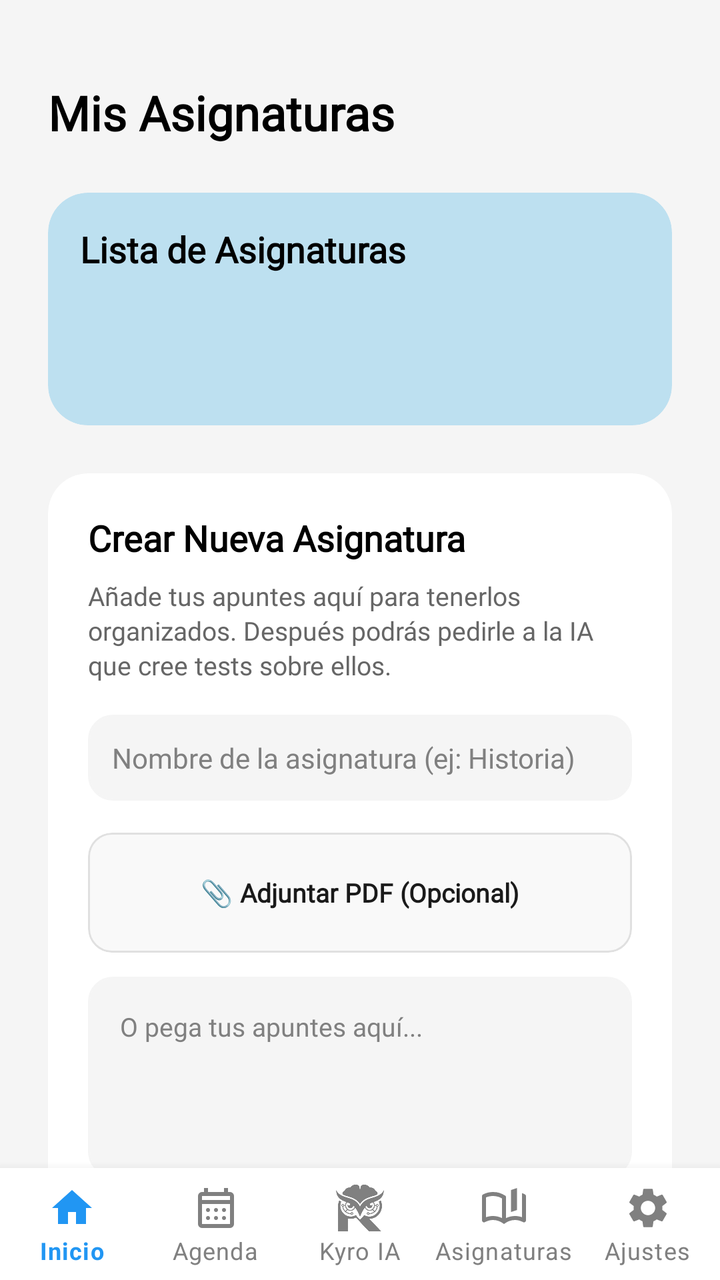
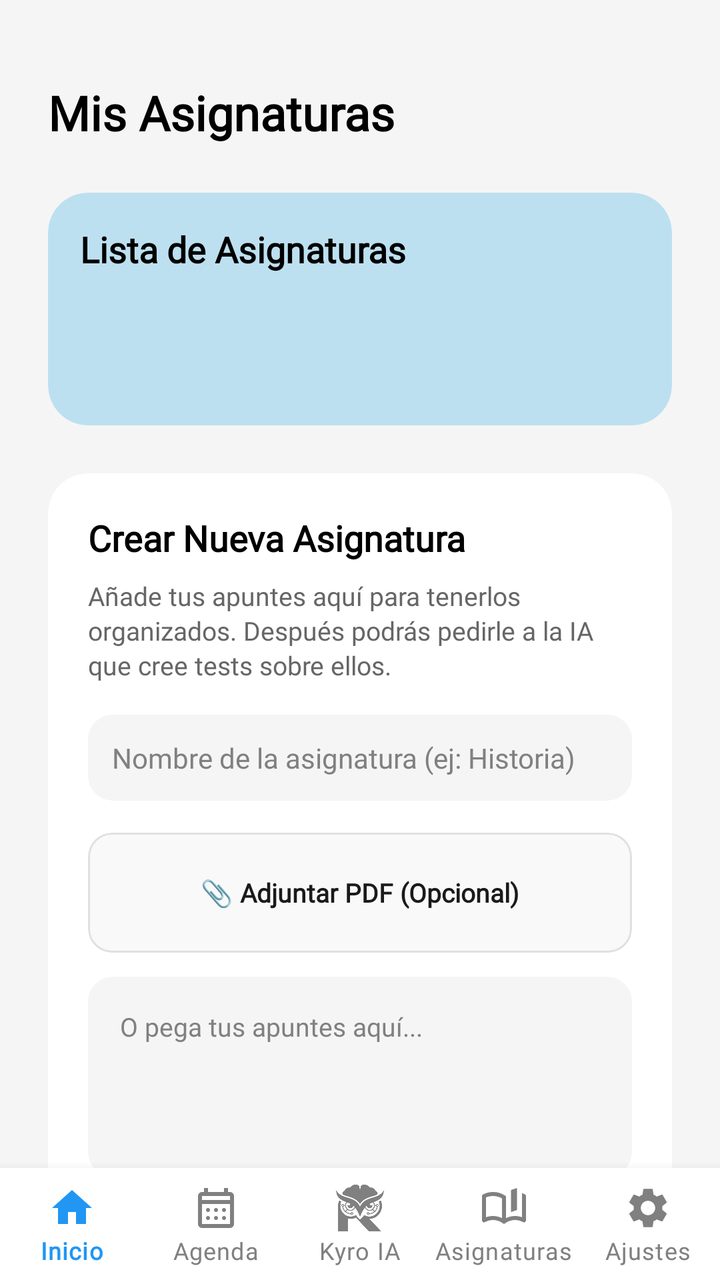

The first picture is an Android layout as it rendered before a commit; the second is the same layout after the commit. The layout source and the unified diff follow.
<!-- AndroidManifest.xml: activity theme Theme.MaterialComponents.Light.NoActionBar -->
<!-- res/layout/activity_asignatura.xml -->
<?xml version="1.0" encoding="utf-8"?>
<androidx.constraintlayout.widget.ConstraintLayout
    xmlns:android="http://schemas.android.com/apk/res/android"
    xmlns:app="http://schemas.android.com/apk/res-auto"
    xmlns:tools="http://schemas.android.com/tools"
    android:layout_width="match_parent"
    android:layout_height="match_parent"
    android:background="#F5F5F5"
    android:fitsSystemWindows="true">

    <androidx.core.widget.NestedScrollView
        android:layout_width="0dp"
        android:layout_height="0dp"
        android:fillViewport="true"
        app:layout_constraintTop_toTopOf="parent"
        app:layout_constraintStart_toStartOf="parent"
        app:layout_constraintEnd_toEndOf="parent"
        app:layout_constraintBottom_toTopOf="@id/bottomNavigation">

        <androidx.constraintlayout.widget.ConstraintLayout
            android:layout_width="match_parent"
            android:layout_height="wrap_content"
            android:padding="24dp">

            <TextView
                android:id="@+id/tvTitulo"
                android:layout_width="wrap_content"
                android:layout_height="wrap_content"
                android:text="@string/asignatura_titulo_mis_asignaturas"
                android:fontFamily="@font/poppins"
                android:textColor="#000000"
                android:textSize="24sp"
                android:textStyle="bold"
                android:layout_marginTop="16dp"
                app:layout_constraintTop_toTopOf="parent"
                app:layout_constraintStart_toStartOf="parent"/>

            <com.google.android.material.card.MaterialCardView
                android:id="@+id/contenedorAsignaturas"
                android:layout_width="match_parent"
                android:layout_height="wrap_content"
                android:layout_marginTop="24dp"
                app:cardCornerRadius="20dp"
                app:cardElevation="0dp"
                app:strokeWidth="0dp"
                app:cardBackgroundColor="#BDE0F0"
                app:layout_constraintTop_toBottomOf="@id/tvTitulo">

                <LinearLayout
                    android:layout_width="match_parent"
                    android:layout_height="wrap_content"
                    android:orientation="vertical"
                    android:padding="16dp">

                    <TextView
                        android:layout_width="wrap_content"
                        android:layout_height="wrap_content"
                        android:text="@string/asignatura_lista_titulo"
                        android:fontFamily="@font/poppins"
                        android:textColor="#000000"
                        android:textSize="18sp"
                        android:textStyle="bold"
                        android:layout_marginBottom="12dp"/>

                    <androidx.recyclerview.widget.RecyclerView
                        android:id="@+id/rvAsignaturas"
                        android:layout_width="match_parent"
                        android:layout_height="wrap_content"
                        android:nestedScrollingEnabled="false" />

                    <ProgressBar
                        android:id="@+id/barraProgreso"
                        android:layout_width="wrap_content"
                        android:layout_height="wrap_content"
                        android:layout_gravity="center"
                        android:visibility="visible" />

                    <TextView
                        android:id="@+id/tvVacio"
                        android:layout_width="match_parent"
                        android:layout_height="wrap_content"
                        android:text="@string/asignatura_lista_vacia_texto"
                        android:gravity="center"
                        android:textColor="#555555"
                        android:padding="20dp"
                        android:visibility="gone" />

                </LinearLayout>
            </com.google.android.material.card.MaterialCardView>

            <com.google.android.material.card.MaterialCardView
                android:id="@+id/cardContainerCargarAsignatura"
                android:layout_width="match_parent"
                android:layout_height="wrap_content"
                android:layout_marginTop="24dp"
                android:layout_marginBottom="80dp"
                app:cardCornerRadius="20dp"
                app:cardElevation="0dp"
                app:strokeWidth="0dp"
                app:cardBackgroundColor="#FFFFFF"
                app:layout_constraintTop_toBottomOf="@id/contenedorAsignaturas"
                app:layout_constraintBottom_toBottomOf="parent">

                <LinearLayout
                    android:layout_width="match_parent"
                    android:layout_height="wrap_content"
                    android:orientation="vertical"
                    android:padding="20dp">

                    <TextView
                        android:layout_width="wrap_content"
                        android:layout_height="wrap_content"
                        android:text="@string/asignatura_crear_titulo"
                        android:fontFamily="@font/poppins"
                        android:textColor="#000000"
                        android:textSize="18sp"
                        android:textStyle="bold" />

                    <TextView
                        android:layout_width="match_parent"
                        android:layout_height="wrap_content"
                        android:layout_marginTop="8dp"
                        android:text="@string/asignatura_crear_desc"
                        android:fontFamily="@font/poppins"
                        android:textColor="#666666"
                        android:textSize="13sp"
                        android:lineSpacingExtra="2dp"/>

                    <EditText
                        android:id="@+id/etTituloNuevoAsignatura"
                        android:layout_width="match_parent"
                        android:layout_height="wrap_content"
                        android:layout_marginTop="16dp"
                        android:background="@drawable/bg_blanco_redondeado"
                        android:backgroundTint="#F5F5F5"
                        android:padding="12dp"
                        android:hint="@string/asignatura_hint_nombre_ejemplo"
                        android:fontFamily="@font/poppins"
                        android:inputType="textCapSentences"
                        android:maxLines="1"
                        android:textColorHint="#808080"
                        android:textColor="#1A1A1A"
                        android:textSize="14sp" />

                    <com.google.android.material.card.MaterialCardView
                        android:layout_width="match_parent"
                        android:layout_height="60dp"
                        android:layout_marginTop="16dp"
                        app:cardCornerRadius="12dp"
                        app:cardElevation="0dp"
                        app:strokeWidth="1dp"
                        app:strokeColor="#E0E0E0"
                        app:cardBackgroundColor="#F9F9F9">

                        <TextView
                            android:id="@+id/btnAdjuntarArchivo"
                            android:layout_width="match_parent"
                            android:layout_height="match_parent"
                            android:gravity="center"
                            android:text="@string/asignatura_btn_adjuntar_pdf"
                            android:fontFamily="@font/poppins"
                            android:textColor="#1A1A1A"
                            android:textSize="13sp"
                            android:textStyle="bold"
                            android:padding="8dp"/>
                    </com.google.android.material.card.MaterialCardView>

                    <EditText
                        android:id="@+id/etContenidoNuevoAsignatura"
                        android:layout_width="match_parent"
                        android:layout_height="100dp"
                        android:layout_marginTop="12dp"
                        android:background="@drawable/bg_blanco_redondeado"
                        android:backgroundTint="#F5F5F5"
                        android:gravity="top|start"
                        android:padding="16dp"
                        android:hint="@string/asignatura_hint_pegar_apuntes"
                        android:fontFamily="@font/poppins"
                        android:textColorHint="#808080"
                        android:textColor="#1A1A1A"
                        android:textSize="13sp" />

                    <com.google.android.material.button.MaterialButton
                        android:id="@+id/btnGenerar"
                        android:layout_width="match_parent"
                        android:layout_height="56dp"
                        android:layout_marginTop="24dp"
                        android:text="@string/asignatura_btn_guardar_accion"
                        android:fontFamily="@font/poppins"
                        android:textStyle="bold"
                        android:textColor="#FFFFFF"
                        app:backgroundTint="#00A8E8"
                        app:cornerRadius="12dp"/>

                </LinearLayout>
            </com.google.android.material.card.MaterialCardView>

        </androidx.constraintlayout.widget.ConstraintLayout>
    </androidx.core.widget.NestedScrollView>

    
    <com.google.android.material.bottomnavigation.BottomNavigationView
        android:id="@+id/bottomNavigation"
        android:layout_width="0dp"
        android:layout_height="wrap_content"
        android:background="@android:color/white"
        app:elevation="8dp"
        app:labelVisibilityMode="labeled"
        app:menu="@menu/bottom_nav_menu"
        app:layout_constraintBottom_toBottomOf="parent"
        app:layout_constraintStart_toStartOf="parent"
        app:layout_constraintEnd_toEndOf="parent"
        app:itemIconTint="@color/nav_item_colors"
        app:itemTextColor="@color/nav_item_colors"/>

</androidx.constraintlayout.widget.ConstraintLayout>
<!-- resources referenced by this layout -->
<resources>
  <!-- drawable bg_blanco_redondeado (drawable) -->
  <?xml version="1.0" encoding="utf-8"?>
  <selector xmlns:android="http://schemas.android.com/apk/res/android">
      <item android:state_selected="true">
          <shape android:shape="rectangle">
              <solid android:color="@color/b100"/> <corners android:radius="12dp"/>
              <stroke android:width="2dp" android:color="@color/b100"/>
          </shape>
      </item>
  
      <item>
          <shape android:shape="rectangle">
              <solid android:color="#FFFFFF"/>
              <corners android:radius="12dp"/>
              <stroke android:width="1dp" android:color="#E0E0E0"/>
          </shape>
      </item>
  </selector>
  <string name="asignatura_btn_adjuntar_pdf">📎 Adjuntar PDF (Opcional)</string>
  <string name="asignatura_btn_guardar_accion">Guardar Asignatura</string>
  <string name="asignatura_crear_desc">Añade tus apuntes aquí para tenerlos organizados. Después podrás pedirle a la IA que cree tests sobre ellos.</string>
  <string name="asignatura_crear_titulo">Crear Nueva Asignatura</string>
  <string name="asignatura_hint_nombre_ejemplo">Nombre de la asignatura (ej: Historia)</string>
  <string name="asignatura_hint_pegar_apuntes">O pega tus apuntes aquí...</string>
  <string name="asignatura_lista_titulo">Lista de Asignaturas</string>
  <string name="asignatura_lista_vacia_texto">No tienes asignaturas creadas aún.</string>
  <string name="asignatura_titulo_mis_asignaturas">Mis Asignaturas</string>
  <color name="b100">#BBDEFB</color>
</resources>

<!-- the commit's change to res/layout/activity_asignatura.xml (unified diff, before → after) -->
@@ -211,6 +211,8 @@
         app:layout_constraintStart_toStartOf="parent"
         app:layout_constraintEnd_toEndOf="parent"
         app:itemIconTint="@color/nav_item_colors"
-        app:itemTextColor="@color/nav_item_colors"/>
+        app:itemTextColor="@color/nav_item_colors"
+        app:itemTextAppearanceActive="@style/BottomNavTextStyle"
+        app:itemTextAppearanceInactive="@style/BottomNavTextStyle"/>/>
 
 </androidx.constraintlayout.widget.ConstraintLayout>
<!-- resource entries referenced after the edit -->
@@ -27,6 +27,10 @@
   <string name="asignatura_lista_titulo">Lista de Asignaturas</string>
   <string name="asignatura_lista_vacia_texto">No tienes asignaturas creadas aún.</string>
   <string name="asignatura_titulo_mis_asignaturas">Mis Asignaturas</string>
+  <style name="BottomNavTextStyle" parent="TextAppearance.MaterialComponents.Caption">
+          <item name="android:fontFamily">@font/poppins</item>
+          <item name="fontFamily">@font/poppins</item>
+      </style>
   <color name="b100">#BBDEFB</color>
 </resources>
 
